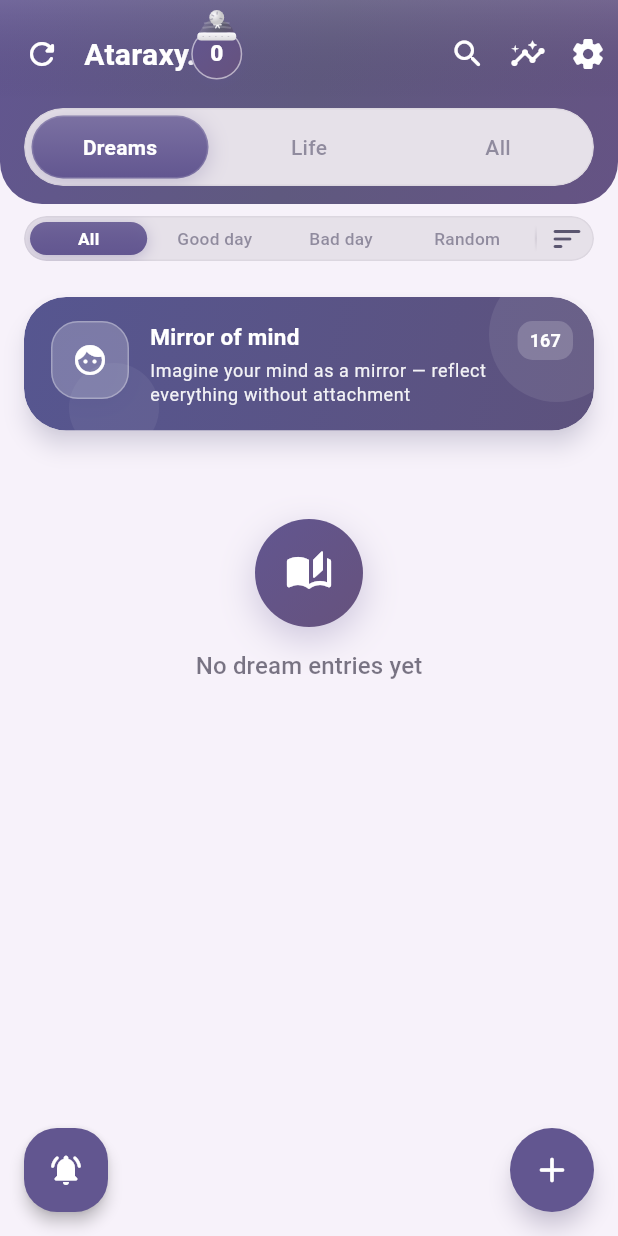
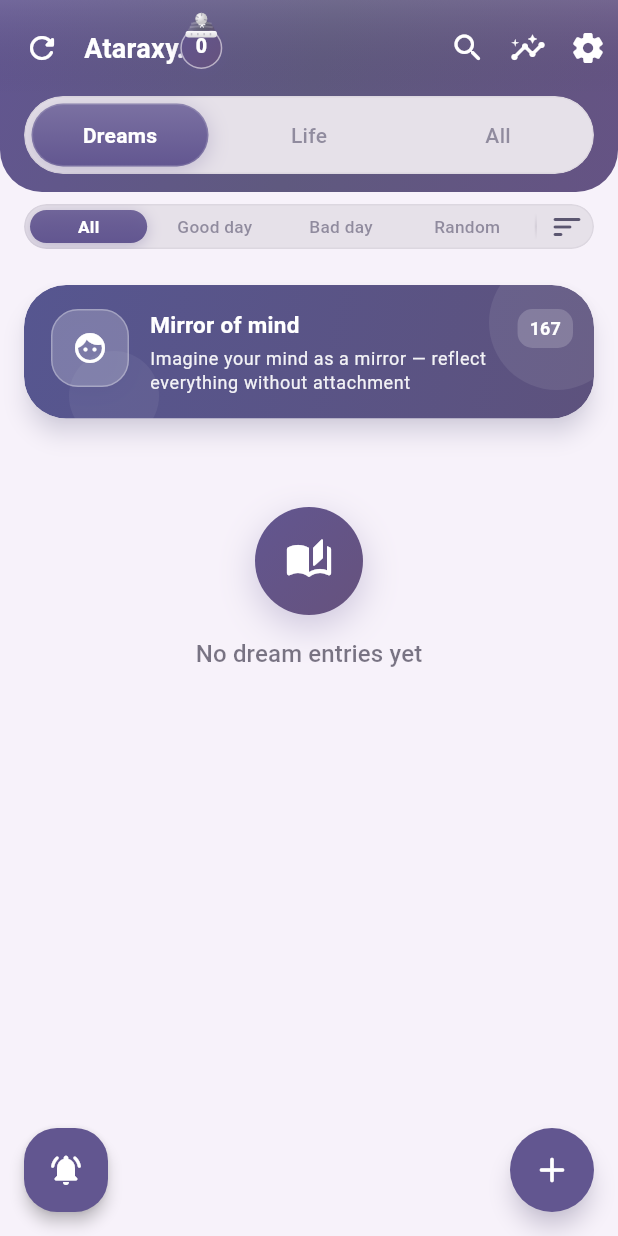
Before and after one commit to wxstdo-boop/Ataraxy, a Flutter app: the screen it shows after launch, after a tap on the "notifications active" icon, on a phone screen of 412 x 824 dp. Run offline on Flutter 3.47's test engine with Material 3 defaults, Android fonts, the phone set to English and light mode, and no system bars; our stand-ins replace file_picker, fl_chart, flutter_local_notifications, flutter_markdown_plus, hive, hive_flutter and 7 more; missing offline and left inert: dart:js_interop, file_selector; accounts and stored records are empty.

Commit message:
polish: sharp avatar, calmer header, no status-bar stripe, localized permissions
- gen_avatar: write in-app artwork at full 1024 master (was 512 upscale)
- app_avatar/splash/launch/home empty-state: FilterQuality.high + cacheWidth
  at physical DPR so the crescent decodes at real pixel density
- streak badge 34->28 (digits 15->13, hat 26x16->21x13); home wordmark
  20->18 and toolbarHeight 72->64 so the lockup sits calmly in the bar
- AppBarTheme.systemOverlayStyle: transparent status bar + header-matched
  icon brightness (kills the near-white status-bar stripe on light themes)
- reminder dialog: move hardcoded RU permission strings into ARB (ru/en/fr)
  and regenerate strings_data.g.dart

Verified: flutter analyze clean, flutter test 95/95.

Co-authored-by: openhands <openhands@all-hands.dev>

```diff
--- a/lib/l10n/arb/app_en.arb
+++ b/lib/l10n/arb/app_en.arb
@@ -347,6 +347,9 @@
   "favoriteActivityAdded": "Activity added",
   "favoriteActivityDeleted": "Activity deleted",
   "permissions": "Permissions",
+  "checkPermissionsAction": "Check permissions",
+  "permissionsOk": "Permissions OK",
+  "permissionsCheckFailed": "Check the permissions",
   "miuiHint": "MIUI: enable Autostart and \"No restrictions\" in Battery — otherwise background notifications get killed.",
   "webHint": "Reminder fires while the tab is open.",
   "sign_flying": "Flying",
--- a/lib/l10n/arb/app_fr.arb
+++ b/lib/l10n/arb/app_fr.arb
@@ -347,6 +347,9 @@
   "favoriteActivityAdded": "Activité ajoutée",
   "favoriteActivityDeleted": "Activité supprimée",
   "permissions": "Permissions",
+  "checkPermissionsAction": "Vérifier les permissions",
+  "permissionsOk": "Permissions OK",
+  "permissionsCheckFailed": "Vérifiez les permissions",
   "miuiHint": "MIUI : activez le Démarrage auto et « Sans restrictions » dans Batterie — sinon les notifications en arrière-plan sont bloquées.",
   "webHint": "Le rappel s'active tant que l'onglet est ouvert.",
   "sign_flying": "Voler",
--- a/lib/l10n/arb/app_ru.arb
+++ b/lib/l10n/arb/app_ru.arb
@@ -347,6 +347,9 @@
   "favoriteActivityAdded": "Дело добавлено",
   "favoriteActivityDeleted": "Дело удалено",
   "permissions": "Разрешения",
+  "checkPermissionsAction": "Проверить разрешения",
+  "permissionsOk": "Разрешения OK",
+  "permissionsCheckFailed": "Проверьте разрешения",
   "miuiHint": "MIUI: включите Автозапуск и «Без ограничений» в Батарее — иначе система остановит фоновые уведомления.",
   "webHint": "Уведомление сработает, пока вкладка открыта.",
   "sign_flying": "Полёт",
--- a/lib/screens/home_screen.dart
+++ b/lib/screens/home_screen.dart
@@ -490,7 +490,7 @@ class _HomeScreenState extends State<HomeScreen>
           foregroundColor: Colors.white,
           elevation: 0,
           scrolledUnderElevation: 0,
-          toolbarHeight: 72,
+          toolbarHeight: 64,
           shape: const RoundedRectangleBorder(
             borderRadius: BorderRadius.only(
               bottomLeft: Radius.circular(28),
@@ -583,7 +583,7 @@ class _HomeScreenState extends State<HomeScreen>
                       style: TextStyle(
                         color: Colors.white,
                         fontWeight: FontWeight.bold,
-                        fontSize: 20,
+                        fontSize: 18,
                         // Explicitly opt OUT of the theme's italic
                         // display font (Cormorant) — the brand wordmark
                         // keeps its original system-sans look.
@@ -937,8 +937,14 @@ class _HomeScreenState extends State<HomeScreen>
                                                     width: 80,
                                                     height: 80,
                                                     fit: BoxFit.cover,
-                                                    cacheWidth: 80,
-                                                    cacheHeight: 80,
+                                                    cacheWidth:
+                                                        (80 *
+                                                                MediaQuery.devicePixelRatioOf(
+                                                                  context,
+                                                                ))
+                                                            .ceil(),
+                                                    filterQuality:
+                                                        FilterQuality.high,
                                                   ),
                                                 ),
                                               ),
--- a/lib/screens/launch_screen.dart
+++ b/lib/screens/launch_screen.dart
@@ -109,8 +109,10 @@ class _LaunchScreenState extends State<LaunchScreen>
                             width: 96,
                             height: 96,
                             fit: BoxFit.cover,
-                            cacheWidth: 96,
-                            cacheHeight: 96,
+                            cacheWidth:
+                                (96 * MediaQuery.devicePixelRatioOf(context))
+                                    .ceil(),
+                            filterQuality: FilterQuality.high,
                           ),
                         ),
                       ),
--- a/lib/splash_content.dart
+++ b/lib/splash_content.dart
@@ -148,6 +148,14 @@ class SplashContent extends StatelessWidget {
                           width: 96,
                           height: 96,
                           fit: BoxFit.cover,
+                          // Decode at PHYSICAL resolution (96dp x DPR) with a
+                          // high-quality filter, so the crescent edge stays
+                          // razor sharp instead of being resampled from the
+                          // full-size bitmap every frame.
+                          cacheWidth:
+                              (96 * MediaQuery.devicePixelRatioOf(context))
+                                  .ceil(),
+                          filterQuality: FilterQuality.high,
                         ),
                       ),
                     ),
--- a/lib/theme/app_theme.dart
+++ b/lib/theme/app_theme.dart
@@ -1,4 +1,5 @@
 import 'package:flutter/material.dart';
+import 'package:flutter/services.dart';
 
 enum AppThemeMode {
   system,
@@ -273,6 +274,22 @@ class AppTheme {
         foregroundColor: effectiveHeaderFg,
         elevation: 0,
         scrolledUnderElevation: 0,
+        // The header gradient runs edge-to-edge UNDER the status bar, so the
+        // window there must be transparent and its icons tinted for the header
+        // (not the body). Without this a light theme paints a near-white
+        // status-bar strip above the coloured header — the "белая полоса"
+        // that showed up as a stripe over/around the plate on the main screen.
+        systemOverlayStyle: SystemUiOverlayStyle(
+          statusBarColor: Colors.transparent,
+          statusBarIconBrightness:
+              effectiveHeaderBg.computeLuminance() > 0.5
+                  ? Brightness.dark
+                  : Brightness.light,
+          statusBarBrightness:
+              effectiveHeaderBg.computeLuminance() > 0.5
+                  ? Brightness.light
+                  : Brightness.dark,
+        ),
         // AppBar titles («Настройки», «Сон», «Редактировать») — trimmed down
         // from 21 to 18 so the header reads calmer and stops "режет глаза";
         // still explicitly the system sans, so headers never inherit the
--- a/lib/widgets/app_avatar.dart
+++ b/lib/widgets/app_avatar.dart
@@ -80,6 +80,7 @@ class AppAvatar extends StatelessWidget {
             fit: BoxFit.cover,
             cacheWidth: facePx,
             cacheHeight: facePx,
+            filterQuality: FilterQuality.high,
           ),
         ),
       ),
--- a/lib/widgets/streak_badge.dart
+++ b/lib/widgets/streak_badge.dart
@@ -151,12 +151,12 @@ class _StreakBadgeState extends State<StreakBadge>
     // recolors or resizes when the count changes — only the digits animate.
     final colors = [scheme.primary, scheme.tertiary];
 
-    // CONSTANT geometry: the disc is always 34px with the same digit size —
+    // CONSTANT geometry: the disc is always 28px with the same digit size —
     // nothing grows, shrinks or recolors as the streak increases. Huge
     // counts ('9999+') shrink INSIDE the fixed disc via FittedBox, so the
-    // header layout never jumps. Kept in proportion with the 20px header
-    // wordmark so the lockup no longer towers over the bar.
-    const size = 34.0;
+    // header layout never jumps. Kept in proportion with the 18px header
+    // wordmark so the lockup sits quietly inside the bar.
+    const size = 28.0;
 
     return Semantics(
       container: true,
@@ -215,7 +215,7 @@ class _StreakBadgeState extends State<StreakBadge>
                               value >= 10000 ? '9999+' : '$value',
                               style: TextStyle(
                                 color: scheme.onPrimary,
-                                fontSize: 15,
+                                fontSize: 13,
                                 fontWeight: FontWeight.w900,
                                 height: 1,
                                 fontFeatures: const [
@@ -229,15 +229,15 @@ class _StreakBadgeState extends State<StreakBadge>
                     ),
                   ),
                   // The winter beanie crowns the streak badge: brim sits ON
-                  // the circle's top arc (y≈3..10) above the number, pompom
-                  // pokes into the header's 30px headroom. Straight, centered.
+                  // the circle's top arc above the number, pompom pokes into
+                  // the header headroom. Straight, centered.
                   Positioned(
-                    top: -8,
+                    top: -6,
                     left: 0,
                     right: 0,
                     child: Align(
                       alignment: Alignment.topCenter,
-                      child: const WinterHat(width: 26, height: 16),
+                      child: const WinterHat(width: 21, height: 13),
                     ),
                   ),
                 ],
```
Also changed, not shown: lib/widgets/reminder_dialog.dart (+9 -5 lines), tools/gen_avatar.dart (+5 -2 lines), assets/ataraxy.png, lib/l10n/strings_data.g.dart.
